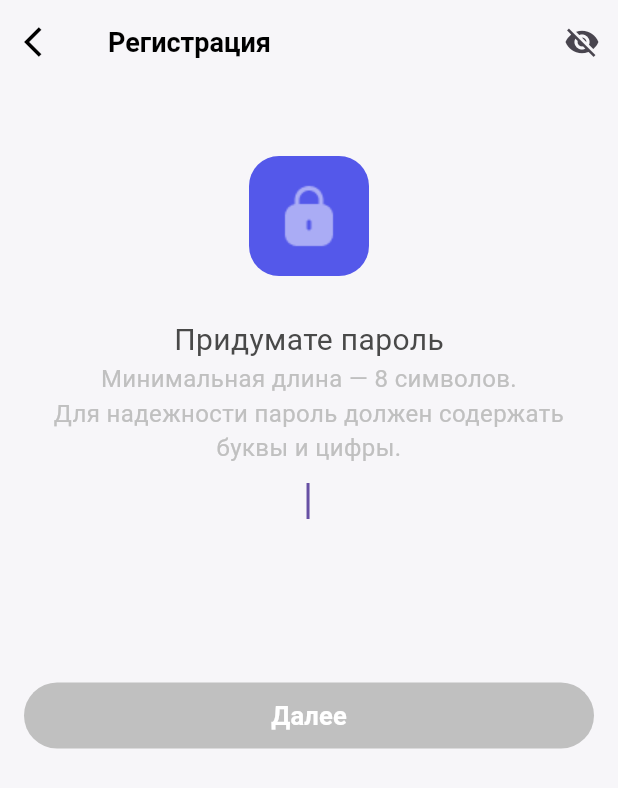
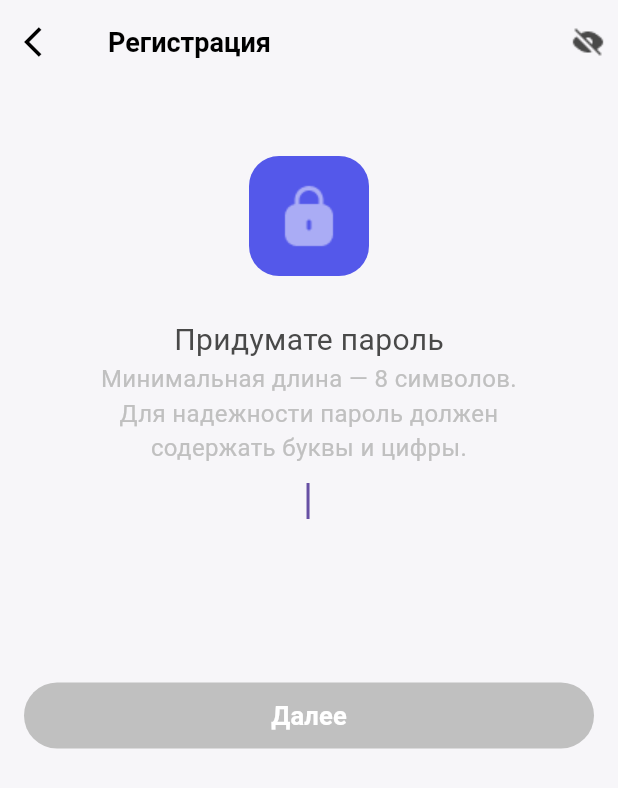
Before and after one commit to VladislavA966/Neobis_Android_Chapter8, a Flutter app: the RegistrationScreen screen opened directly, after a tap on "Войти", on a phone screen of 412 x 824 dp. Shown: the top 788 px of the screen. Run offline on Flutter 3.47's test engine with Material 3 defaults, Android fonts, the phone set to English and light mode, and no system bars; our stand-ins replace bloc, dio, flutter_bloc, get_it.

Commit message:
fixed errors

```diff
--- a/lib/features/login/presentation/login_screen.dart
+++ b/lib/features/login/presentation/login_screen.dart
@@ -8,7 +8,6 @@ import 'package:neobis_android_chapter8/core/recources/app_fonts.dart';
 import 'package:neobis_android_chapter8/core/recources/app_images.dart';
 import 'package:neobis_android_chapter8/features/login/presentation/bloc/log_in_bloc.dart';
 import 'package:neobis_android_chapter8/features/registration/presentation/screens/send_login_email_screen.dart';
-import 'package:neobis_android_chapter8/features/user_profile_screen.dart/presentation/user_profile_screen.dart';
 
 class LoginScreen extends StatefulWidget {
   const LoginScreen({super.key});
--- a/lib/features/registration/presentation/bloc/registration_bloc.dart
+++ b/lib/features/registration/presentation/bloc/registration_bloc.dart
@@ -8,10 +8,10 @@ part 'registration_state.dart';
 class RegistrationBloc extends Bloc<RegistrationEvent, RegistrationState> {
   final RegistrationUseCase useCase;
   RegistrationBloc({required this.useCase}) : super(RegistrationInitial()) {
-    on<GetRegistrationEvent>((event, emit) {
+    on<GetRegistrationEvent>((event, emit) async {
       emit(RegistrationLoading());
       try {
-        useCase.call(event.userName, event.email, event.password);
+        await useCase.call(event.userName, event.email, event.password);
         emit(
           RegistrationLoaded(),
         );
--- a/lib/features/registration/presentation/screens/send_password_screen.dart
+++ b/lib/features/registration/presentation/screens/send_password_screen.dart
@@ -11,7 +11,6 @@ import 'package:neobis_android_chapter8/features/user_profile_screen.dart/presen
 class CreatePasswordScreen extends StatefulWidget {
   final String userName;
   final String email;
-
   const CreatePasswordScreen(
       {super.key, required this.userName, required this.email});
 
@@ -20,10 +19,10 @@ class CreatePasswordScreen extends StatefulWidget {
 }
 
 class _CreatePasswordScreenState extends State<CreatePasswordScreen> {
+  final FocusNode _focusNodeFirst = FocusNode();
+  final FocusNode _focusNodeSecond = FocusNode();
   final _firstPasswordController = TextEditingController();
   final _secondPasswordController = TextEditingController();
-  final FocusNode _focusNodeFirst = FocusNode();
-  final FocusNode _focusNodeSecond = FocusNode();
 
   bool _isButtonEnabled = false;
   bool _obscureText = true;
@@ -35,24 +34,35 @@ class _CreatePasswordScreenState extends State<CreatePasswordScreen> {
     _secondPasswordController.addListener(_updateButtonState);
   }
 
-  @override
-  void dispose() {
-    _firstPasswordController.dispose();
-    _secondPasswordController.dispose();
-    _focusNodeFirst.dispose();
-    _focusNodeSecond.dispose();
-    super.dispose();
+  void _updateButtonState() {
+    if (_focusNodeFirst.hasFocus &&
+        _firstPasswordController.text.isNotEmpty &&
+        _firstPasswordController.text.contains(
+          RegExp(r'[a-zA-Z]'),
+        ) &&
+        _firstPasswordController.text.contains(
+          RegExp(r'[0-9]'),
+        )) {
+      setState(() {
+        _isButtonEnabled = true;
+      });
+    } else if (_focusNodeSecond.hasFocus &&
+        _secondPasswordController.text.isNotEmpty &&
+        _secondPasswordController.text == _firstPasswordController.text) {
+      setState(() {
+        _isButtonEnabled = true;
+      });
+    } else {
+      setState(() {
+        _isButtonEnabled = false;
+      });
     }
-
-  void _updateButtonState() {
-    setState(() {
-      _isButtonEnabled = _firstPasswordController.text.isNotEmpty &&
-          _secondPasswordController.text.isNotEmpty &&
-          _firstPasswordController.text == _secondPasswordController.text;
-    });
   }
 
   void _onButtonPressed() {
+    if (_focusNodeFirst.hasFocus) {
+      FocusScope.of(context).requestFocus(_focusNodeSecond);
+    } else if (_focusNodeSecond.hasFocus) {
       BlocProvider.of<RegistrationBloc>(context).add(
         GetRegistrationEvent(
             userName: widget.userName,
@@ -60,110 +70,113 @@ class _CreatePasswordScreenState extends State<CreatePasswordScreen> {
             email: widget.email),
       );
     }
+  }
 
   @override
+  void dispose() {
+    _focusNodeFirst.dispose();
+    _focusNodeSecond.dispose();
+    _firstPasswordController.dispose();
+    _secondPasswordController.dispose();
+    super.dispose();
+  }
+
   Widget build(BuildContext context) {
     return Scaffold(
       appBar: _buildAppBar(context),
-      body: _buildBody(),
-    );
-  }
-
-  AppBar _buildAppBar(BuildContext context) {
-    return AppBar(
-      leading: IconButton(
-        icon: const Icon(Icons.arrow_back_ios),
-        color: AppColors.black,
-        onPressed: () => Navigator.pop(context),
-      ),
-      actions: [
-        IconButton(
-          icon: Icon(_obscureText ? Icons.visibility_off : Icons.visibility),
-          onPressed: () => setState(() => _obscureText = !_obscureText),
-        ),
-      ],
-      title: Text('Регистрация',
-          style: AppFonts.s18w700.copyWith(color: AppColors.black)),
-      backgroundColor: AppColors.scaffoldBackgroundColor,
-      elevation: 0,
-    );
-  }
-
-  Widget _buildBody() {
-    return Center(
+      body: Center(
         child: Padding(
           padding: const EdgeInsets.all(16),
           child: Column(
             children: [
-            const SizedBox(height: 32),
-            _buildLogoSection(),
-            const SizedBox(height: 28),
-            _buildInstructionsText(),
-            _buildPasswordFields(),
+              const SizedBox(
+                height: 32,
+              ),
+              _buildImage(),
+              const SizedBox(
+                height: 28,
+              ),
+              _buildText(),
+              _buildValidationText(),
+              _buildPasswordField(),
+              _buildConfirmPasswordField(),
               const SizedBox(height: 49),
               _buildNextButton(),
             ],
           ),
         ),
+      ),
     );
   }
 
-  Widget _buildLogoSection() {
+  Text _buildValidationText() {
+    return Text(
+      'Минимальная длина — 8 символов.\nДля надежности пароль должен\nсодержать буквы и цифры.',
+      textAlign: TextAlign.center,
+      style: AppFonts.s16w400.copyWith(
+        color: AppColors.grey,
+      ),
+    );
+  }
+
+  Text _buildText() {
+    return Text(
+      'Придумате пароль',
+      style: AppFonts.s20w400.copyWith(color: AppColors.grey49),
+    );
+  }
+
+  Container _buildImage() {
     return Container(
       width: 80,
       height: 80,
       decoration: BoxDecoration(
-        image: const DecorationImage(image: AssetImage(AppImages.lock)),
+        image: const DecorationImage(
+          image: AssetImage(
+            AppImages.lock,
+          ),
+        ),
         color: AppColors.violet,
+        shape: BoxShape.rectangle,
         borderRadius: BorderRadius.circular(20),
       ),
     );
   }
 
-  Widget _buildInstructionsText() {
-    return Column(
-      children: [
-        Text('Придумате пароль',
-            style: AppFonts.s20w400.copyWith(color: AppColors.grey49)),
-        Text(
-          'Минимальная длина — 8 символов.\nДля надежности пароль должен содержать буквы и цифры.',
-          textAlign: TextAlign.center,
-          style: AppFonts.s16w400.copyWith(color: AppColors.grey),
-        ),
-      ],
+  PasswordTextField _buildConfirmPasswordField() {
+    return PasswordTextField(
+      obscureText: _obscureText,
+      controller: _secondPasswordController,
+      focusNode: _focusNodeSecond,
+      autofocus: false,
     );
   }
 
-  Widget _buildPasswordFields() {
-    return Column(
-      children: [
-        PasswordTextField(
+  PasswordTextField _buildPasswordField() {
+    return PasswordTextField(
       obscureText: _obscureText,
       controller: _firstPasswordController,
       focusNode: _focusNodeFirst,
       autofocus: true,
-        ),
-        PasswordTextField(
-          obscureText: _obscureText,
-          controller: _secondPasswordController,
-          focusNode: _focusNodeSecond,
-          autofocus: false,
-        ),
-      ],
     );
   }
 
-  Widget _buildNextButton() {
+  BlocListener<RegistrationBloc, RegistrationState> _buildNextButton() {
     return BlocListener<RegistrationBloc, RegistrationState>(
       listener: (context, state) {
         if (state is RegistrationLoaded) {
-          Navigator.pushReplacement(
+          Navigator.push(
             context,
             MaterialPageRoute(
-                  builder: (context) => const UserProfileScrreen()));
+              builder: (context) => const UserProfileScrreen(),
+            ),
+          );
         } else if (state is RegistrationError) {
-          ScaffoldMessenger.of(context).showSnackBar(SnackBar(
-              content: Text('Пользователь с таким именем уже существует')));
+          ScaffoldMessenger.of(context).showSnackBar(
+            const SnackBar(
+              content: Text('Пользователь с таким именем уже существует'),
+            ),
+          );
         }
       },
       child: CommonElevatedButton(
@@ -172,4 +185,39 @@ class _CreatePasswordScreenState extends State<CreatePasswordScreen> {
       ),
     );
   }
+
+  AppBar _buildAppBar(BuildContext context) {
+    return AppBar(
+      actions: [
+        Padding(
+          padding: const EdgeInsets.all(8.0),
+          child: InkWell(
+            onTap: () {
+              setState(() {
+                _obscureText = !_obscureText;
+              });
+            },
+            child: Image.asset(
+              AppImages.hideText,
+            ),
+          ),
+        ),
+      ],
+      leading: IconButton(
+        icon: const Icon(Icons.arrow_back_ios),
+        color: AppColors.black,
+        onPressed: () {
+          Navigator.pop(context);
+        },
+      ),
+      title: Text(
+        'Регистрация',
+        style: AppFonts.s18w700.copyWith(
+          color: AppColors.black,
+        ),
+      ),
+      backgroundColor: AppColors.scaffoldBackgroundColor,
+      elevation: 0,
+    );
   }
+}
```
Lines whose indentation alone changed are shown as unchanged.
